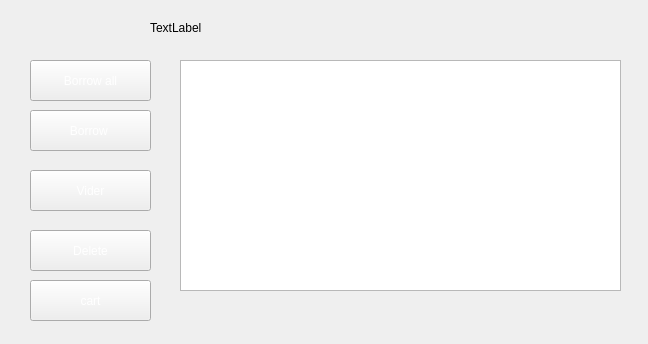
salmajaghoua23/Library, file cart.ui: the form before one commit.
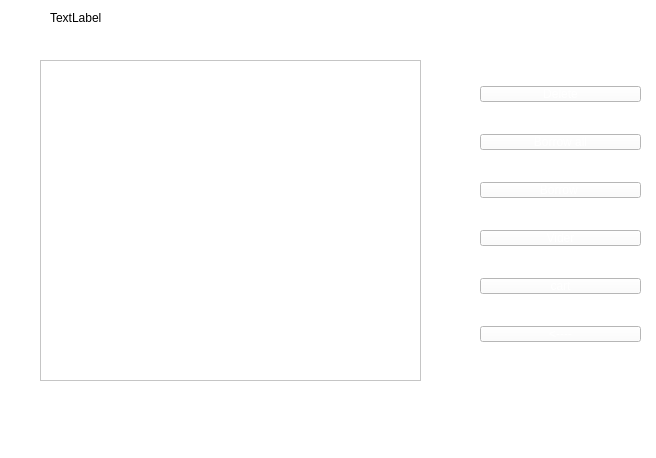
The form after the commit.

The edit to the form file:
```diff
--- a/cart.ui
+++ b/cart.ui
@@ -6,106 +6,31 @@
    <rect>
     <x>0</x>
     <y>0</y>
-    <width>648</width>
-    <height>344</height>
+    <width>656</width>
+    <height>458</height>
    </rect>
   </property>
   <property name="windowTitle">
    <string>Form</string>
   </property>
+  <property name="styleSheet">
+   <string notr="true">background:white;</string>
+  </property>
   <widget class="QTableView" name="tableView">
    <property name="geometry">
     <rect>
-     <x>180</x>
+     <x>40</x>
      <y>60</y>
-     <width>441</width>
-     <height>231</height>
+     <width>381</width>
+     <height>321</height>
     </rect>
    </property>
   </widget>
-  <widget class="QPushButton" name="btnBorrowAll">
-   <property name="geometry">
-    <rect>
-     <x>30</x>
-     <y>60</y>
-     <width>121</width>
-     <height>41</height>
-    </rect>
-   </property>
-   <property name="styleSheet">
-    <string notr="true">QPushButton{
-font: 63 14pt &quot;georgia&quot;;
-color: white;
-padding : 0 8px;
-
-}
-QPushButton:hover:!pressed
-{
-background:#FFD700;
-border-radius:5px;
-}</string>
-   </property>
-   <property name="text">
-    <string>Borrow all</string>
-   </property>
-  </widget>
-  <widget class="QPushButton" name="btnClearCart">
-   <property name="geometry">
-    <rect>
-     <x>30</x>
-     <y>170</y>
-     <width>121</width>
-     <height>41</height>
-    </rect>
-   </property>
-   <property name="styleSheet">
-    <string notr="true">QPushButton{
-font: 63 14pt &quot;georgia&quot;;
-color: white;
-padding : 0 8px;
-
-}
-QPushButton:hover:!pressed
-{
-background:#FFD700;
-border-radius:5px;
-}</string>
-   </property>
-   <property name="text">
-    <string>Vider</string>
-   </property>
-  </widget>
-  <widget class="QPushButton" name="btnRemoveSelected">
-   <property name="geometry">
-    <rect>
-     <x>30</x>
-     <y>230</y>
-     <width>121</width>
-     <height>41</height>
-    </rect>
-   </property>
-   <property name="styleSheet">
-    <string notr="true">QPushButton{
-font: 63 14pt &quot;georgia&quot;;
-color: white;
-padding : 0 8px;
-
-}
-QPushButton:hover:!pressed
-{
-background:#FFD700;
-border-radius:5px;
-}</string>
-   </property>
-   <property name="text">
-    <string>Delete</string>
-   </property>
-  </widget>
   <widget class="QLabel" name="welcomeLabel">
    <property name="geometry">
     <rect>
-     <x>150</x>
-     <y>20</y>
+     <x>50</x>
+     <y>10</y>
      <width>381</width>
      <height>16</height>
     </rect>
@@ -114,17 +39,20 @@
     <string>TextLabel</string>
    </property>
   </widget>
-  <widget class="QPushButton" name="borrowButton">
+  <widget class="QWidget" name="verticalLayoutWidget">
    <property name="geometry">
     <rect>
-     <x>30</x>
-     <y>110</y>
-     <width>121</width>
-     <height>41</height>
+     <x>480</x>
+     <y>60</y>
+     <width>161</width>
+     <height>311</height>
     </rect>
    </property>
-   <property name="styleSheet">
-    <string notr="true">QPushButton{
+   <layout class="QVBoxLayout" name="verticalLayout">
+    <item>
+     <widget class="QPushButton" name="btnRemoveSelected">
+      <property name="styleSheet">
+       <string notr="true">QPushButton{
 font: 63 14pt &quot;georgia&quot;;
 color: white;
 padding : 0 8px;
@@ -135,22 +63,16 @@
 background:#FFD700;
 border-radius:5px;
 }</string>
-   </property>
-   <property name="text">
-    <string>Borrow </string>
-   </property>
-  </widget>
-  <widget class="QPushButton" name="voirMonPanierButton">
-   <property name="geometry">
-    <rect>
-     <x>30</x>
-     <y>280</y>
-     <width>121</width>
-     <height>41</height>
-    </rect>
-   </property>
-   <property name="styleSheet">
-    <string notr="true">QPushButton{
+      </property>
+      <property name="text">
+       <string>Delete</string>
+      </property>
+     </widget>
+    </item>
+    <item>
+     <widget class="QPushButton" name="btnBorrowAll">
+      <property name="styleSheet">
+       <string notr="true">QPushButton{
 font: 63 14pt &quot;georgia&quot;;
 color: white;
 padding : 0 8px;
@@ -161,10 +83,93 @@
 background:#FFD700;
 border-radius:5px;
 }</string>
-   </property>
-   <property name="text">
-    <string>cart</string>
-   </property>
+      </property>
+      <property name="text">
+       <string>Borrow all</string>
+      </property>
+     </widget>
+    </item>
+    <item>
+     <widget class="QPushButton" name="borrowButton">
+      <property name="styleSheet">
+       <string notr="true">QPushButton{
+font: 63 14pt &quot;georgia&quot;;
+color: white;
+padding : 0 8px;
+
+}
+QPushButton:hover:!pressed
+{
+background:#FFD700;
+border-radius:5px;
+}</string>
+      </property>
+      <property name="text">
+       <string>Borrow </string>
+      </property>
+     </widget>
+    </item>
+    <item>
+     <widget class="QPushButton" name="btnClearCart">
+      <property name="styleSheet">
+       <string notr="true">QPushButton{
+font: 63 14pt &quot;georgia&quot;;
+color: white;
+padding : 0 8px;
+
+}
+QPushButton:hover:!pressed
+{
+background:#FFD700;
+border-radius:5px;
+}</string>
+      </property>
+      <property name="text">
+       <string>Vider</string>
+      </property>
+     </widget>
+    </item>
+    <item>
+     <widget class="QPushButton" name="voirMonPanierButton">
+      <property name="styleSheet">
+       <string notr="true">QPushButton{
+font: 63 14pt &quot;georgia&quot;;
+color: white;
+padding : 0 8px;
+
+}
+QPushButton:hover:!pressed
+{
+background:#FFD700;
+border-radius:5px;
+}</string>
+      </property>
+      <property name="text">
+       <string>cart</string>
+      </property>
+     </widget>
+    </item>
+    <item>
+     <widget class="QPushButton" name="btnRetour">
+      <property name="styleSheet">
+       <string notr="true">QPushButton{
+font: 63 14pt &quot;georgia&quot;;
+color: white;
+padding : 0 8px;
+
+}
+QPushButton:hover:!pressed
+{
+background:#FFD700;
+border-radius:5px;
+}</string>
+      </property>
+      <property name="text">
+       <string>&lt;----</string>
+      </property>
+     </widget>
+    </item>
+   </layout>
   </widget>
  </widget>
  <resources/>
```
